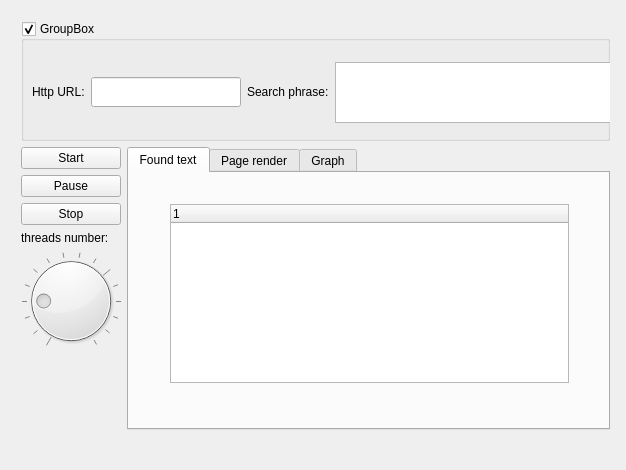
Before: the Qt Designer form widget.ui in blinkenlichten/simple-gui-crawler, drawn with Qt 5.
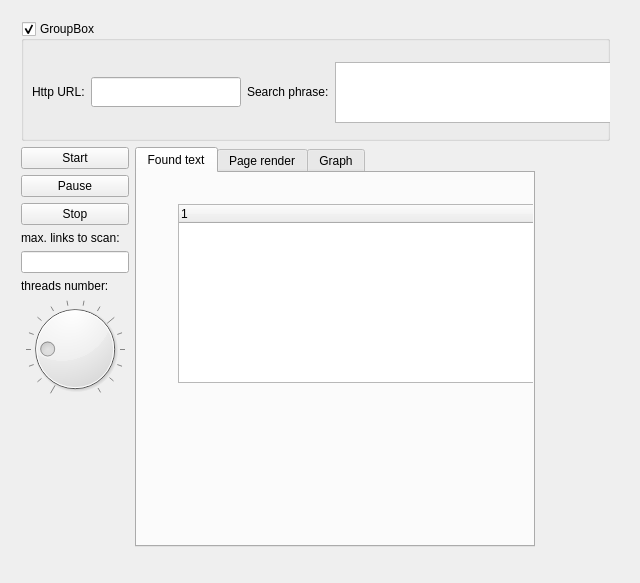
After: the same form once the commit is applied. The open tabs and pages were chosen to show the change.

The edit to the form file:
```diff
--- a/widget.ui
+++ b/widget.ui
@@ -6,10 +6,16 @@
    <rect>
     <x>0</x>
     <y>0</y>
-    <width>626</width>
-    <height>470</height>
+    <width>640</width>
+    <height>583</height>
    </rect>
   </property>
+  <property name="minimumSize">
+   <size>
+    <width>400</width>
+    <height>500</height>
+   </size>
+  </property>
   <property name="windowTitle">
    <string>Widget</string>
   </property>
@@ -19,7 +25,7 @@
      <x>10</x>
      <y>10</y>
      <width>611</width>
-     <height>451</height>
+     <height>564</height>
     </rect>
    </property>
    <layout class="QVBoxLayout" name="verticalLayout_3">
@@ -171,7 +177,33 @@
          </widget>
         </item>
         <item>
-         <widget class="QLabel" name="label">
+         <widget class="QLabel" name="linksLabel">
+          <property name="maximumSize">
+           <size>
+            <width>120</width>
+            <height>40</height>
+           </size>
+          </property>
+          <property name="text">
+           <string>max. links to scan:</string>
+          </property>
+         </widget>
+        </item>
+        <item>
+         <widget class="QLineEdit" name="lineEdit">
+          <property name="maximumSize">
+           <size>
+            <width>120</width>
+            <height>40</height>
+           </size>
+          </property>
+          <property name="maxLength">
+           <number>8</number>
+          </property>
+         </widget>
+        </item>
+        <item>
+         <widget class="QLabel" name="threadsLabel">
           <property name="maximumSize">
            <size>
             <width>120</width>
@@ -242,8 +274,8 @@
        <widget class="QTabWidget" name="tabWidget">
         <property name="minimumSize">
          <size>
-          <width>200</width>
-          <height>200</height>
+          <width>400</width>
+          <height>400</height>
          </size>
         </property>
         <property name="currentIndex">
@@ -309,6 +341,19 @@
         </widget>
        </widget>
       </item>
+      <item>
+       <spacer name="spacer">
+        <property name="orientation">
+         <enum>Qt::Horizontal</enum>
+        </property>
+        <property name="sizeHint" stdset="0">
+         <size>
+          <width>20</width>
+          <height>20</height>
+         </size>
+        </property>
+       </spacer>
+      </item>
      </layout>
     </item>
     <item>
```
Left out of the diff: 2 changed lines with no effect on the pictures.
